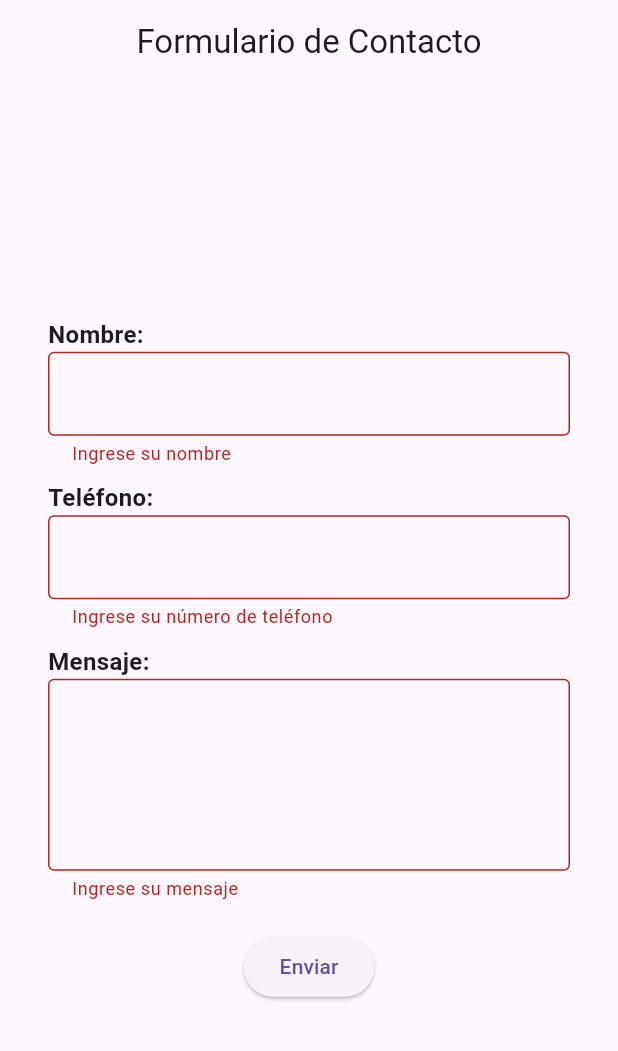
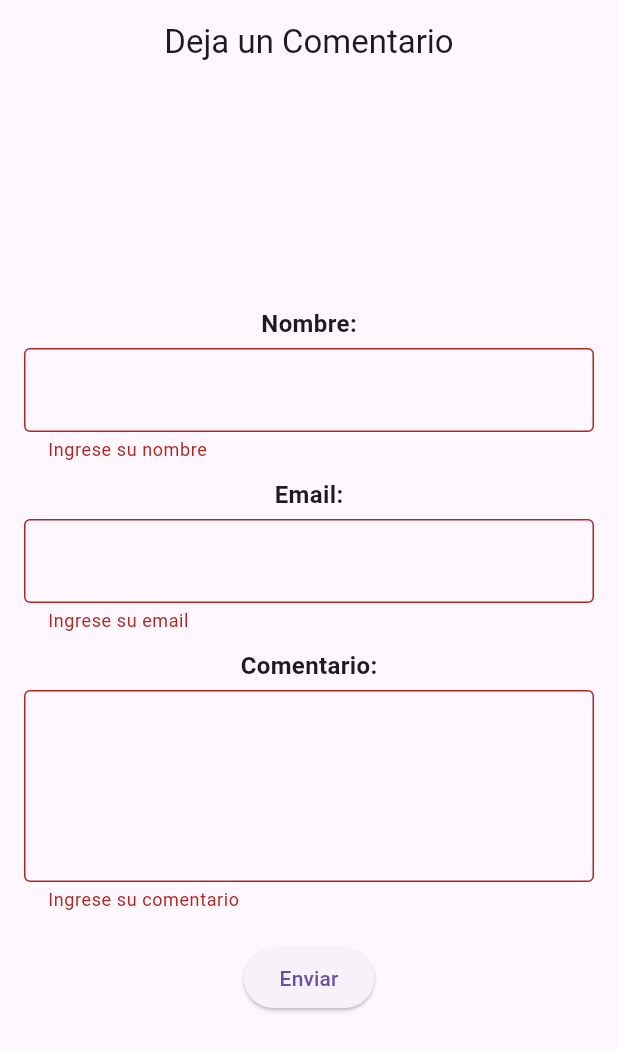
Before and after one commit to LuisGM875/aplicaciones_con_flutter, a Flutter app: the screen it shows after launch, after a tap on "Enviar", on a phone screen of 412 x 824 dp. Shown: the top 1051 px of the screen. Run offline on Flutter 3.47's test engine with Material 3 defaults, Android fonts, the phone set to English and light mode, and no system bars.

Commit message:
feat: add view to comment form

```diff
--- a/lib/main.dart
+++ b/lib/main.dart
@@ -1,9 +1,6 @@
 import 'package:flutter/material.dart';
-import 'package:flutter_web_plugins/flutter_web_plugins.dart';
-import 'dart:ui' as ui;
 
 void main() {
-  setUrlStrategy(PathUrlStrategy());
   runApp(MyApp());
 }
 
@@ -12,86 +9,78 @@ class MyApp extends StatelessWidget {
   Widget build(BuildContext context) {
     return MaterialApp(
       debugShowCheckedModeBanner: false,
-      home: ContactForm(),
+      home: CommentForm(),
     );
   }
 }
 
-class ContactForm extends StatefulWidget {
+class CommentForm extends StatefulWidget {
   @override
-  _ContactFormState createState() => _ContactFormState();
+  _CommentFormState createState() => _CommentFormState();
 }
 
-class _ContactFormState extends State<ContactForm> {
+class _CommentFormState extends State<CommentForm> {
   final _formKey = GlobalKey<FormState>();
   final TextEditingController _nameController = TextEditingController();
-  final TextEditingController _phoneController = TextEditingController();
-  final TextEditingController _messageController = TextEditingController();
+  final TextEditingController _emailController = TextEditingController();
+  final TextEditingController _commentController = TextEditingController();
 
   void _submitForm() {
     if (_formKey.currentState!.validate()) {
       String name = _nameController.text;
-      String phone = _phoneController.text;
-      String message = _messageController.text;
+      String email = _emailController.text;
+      String comment = _commentController.text;
 
       print("Nombre: $name");
-      print("Teléfono: $phone");
-      print("Mensaje: $message");
+      print("Email: $email");
+      print("Comentario: $comment");
 
       ScaffoldMessenger.of(context).showSnackBar(
-        SnackBar(content: Text('Formulario enviado con éxito')),
+        SnackBar(content: Text('Comentario enviado con éxito')),
       );
 
       _nameController.clear();
-      _phoneController.clear();
-      _messageController.clear();
+      _emailController.clear();
+      _commentController.clear();
     }
   }
 
   @override
   Widget build(BuildContext context) {
     return Scaffold(
-      appBar: AppBar(title: Center(child: Text('Formulario de Contacto'))),
+      appBar: AppBar(title: Center(child: Text('Deja un Comentario'))),
       body: Center(
         child: Padding(
           padding: EdgeInsets.all(16.0),
           child: Form(
             key: _formKey,
-            child: ListView(
-              shrinkWrap: true,
-              padding: EdgeInsets.symmetric(horizontal: 16.0),
+            child: Column(
+              mainAxisSize: MainAxisSize.min,
+              crossAxisAlignment: CrossAxisAlignment.center,
               children: [
-                Center(
-                  child: _buildTextField(
-                    label: 'Nombre:',
-                    controller: _nameController,
-                    validator: (value) => value!.isEmpty ? 'Ingrese su nombre' : null,
-                  ),
+                _buildTextField(
+                  label: 'Nombre:',
+                  controller: _nameController,
+                  validator: (value) => value!.isEmpty ? 'Ingrese su nombre' : null,
                 ),
                 SizedBox(height: 10),
-                Center(
-                  child: _buildTextField(
-                    label: 'Teléfono:',
-                    controller: _phoneController,
-                    keyboardType: TextInputType.phone,
-                    validator: (value) => value!.isEmpty ? 'Ingrese su número de teléfono' : null,
-                  ),
+                _buildTextField(
+                  label: 'Email:',
+                  controller: _emailController,
+                  inputType: TextInputType.emailAddress,
+                  validator: (value) => value!.isEmpty ? 'Ingrese su email' : null,
                 ),
                 SizedBox(height: 10),
-                Center(
-                  child: _buildTextField(
-                    label: 'Mensaje:',
-                    controller: _messageController,
-                    maxLines: 4,
-                    validator: (value) => value!.isEmpty ? 'Ingrese su mensaje' : null,
-                  ),
+                _buildTextField(
+                  label: 'Comentario:',
+                  controller: _commentController,
+                  maxLines: 4,
+                  validator: (value) => value!.isEmpty ? 'Ingrese su comentario' : null,
                 ),
                 SizedBox(height: 20),
-                Center(
-                  child: ElevatedButton(
-                    onPressed: _submitForm,
-                    child: Text('Enviar'),
-                  ),
+                ElevatedButton(
+                  onPressed: _submitForm,
+                  child: Text('Enviar'),
                 ),
               ],
             ),
@@ -104,22 +93,23 @@ class _ContactFormState extends State<ContactForm> {
   Widget _buildTextField({
     required String label,
     required TextEditingController controller,
-    TextInputType keyboardType = TextInputType.text,
+    TextInputType inputType = TextInputType.text,
     int maxLines = 1,
     required String? Function(String?) validator,
   }) {
     return Column(
-      crossAxisAlignment: CrossAxisAlignment.start,
+      crossAxisAlignment: CrossAxisAlignment.center,
       children: [
         Text(
           label,
           style: TextStyle(fontSize: 16, fontWeight: FontWeight.bold),
         ),
-        Container(
+        SizedBox(height: 5),
+        SizedBox(
           width: 400,
           child: TextFormField(
             controller: controller,
-            keyboardType: keyboardType,
+            keyboardType: inputType,
             maxLines: maxLines,
             decoration: InputDecoration(border: OutlineInputBorder()),
             validator: validator,
```
